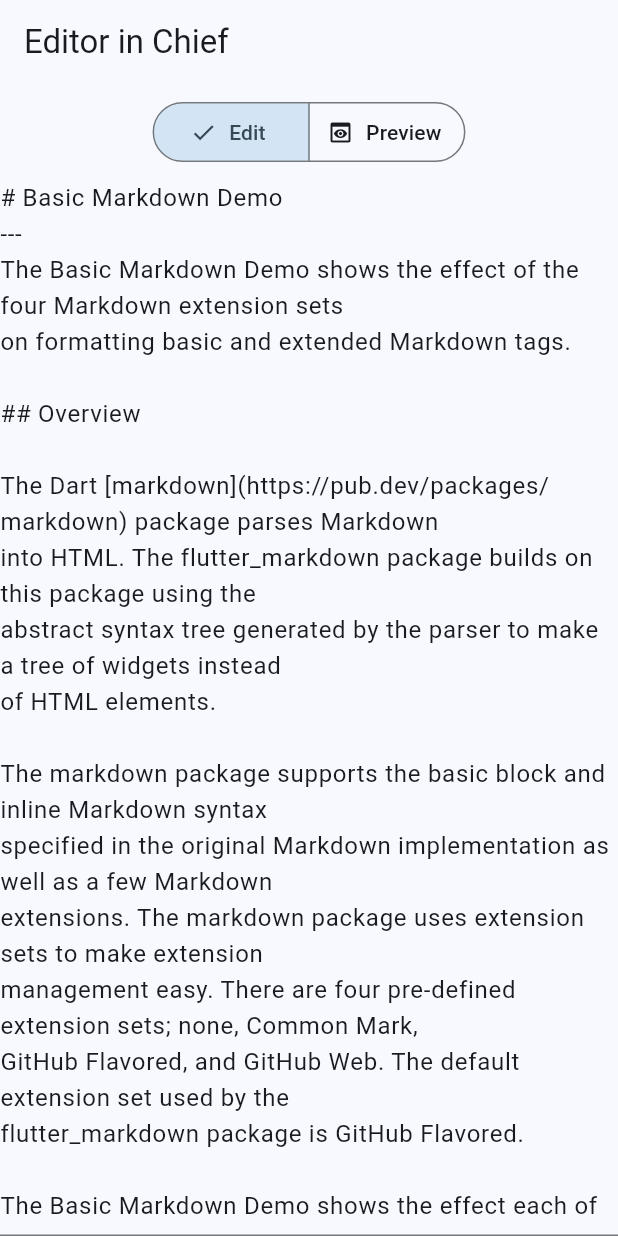
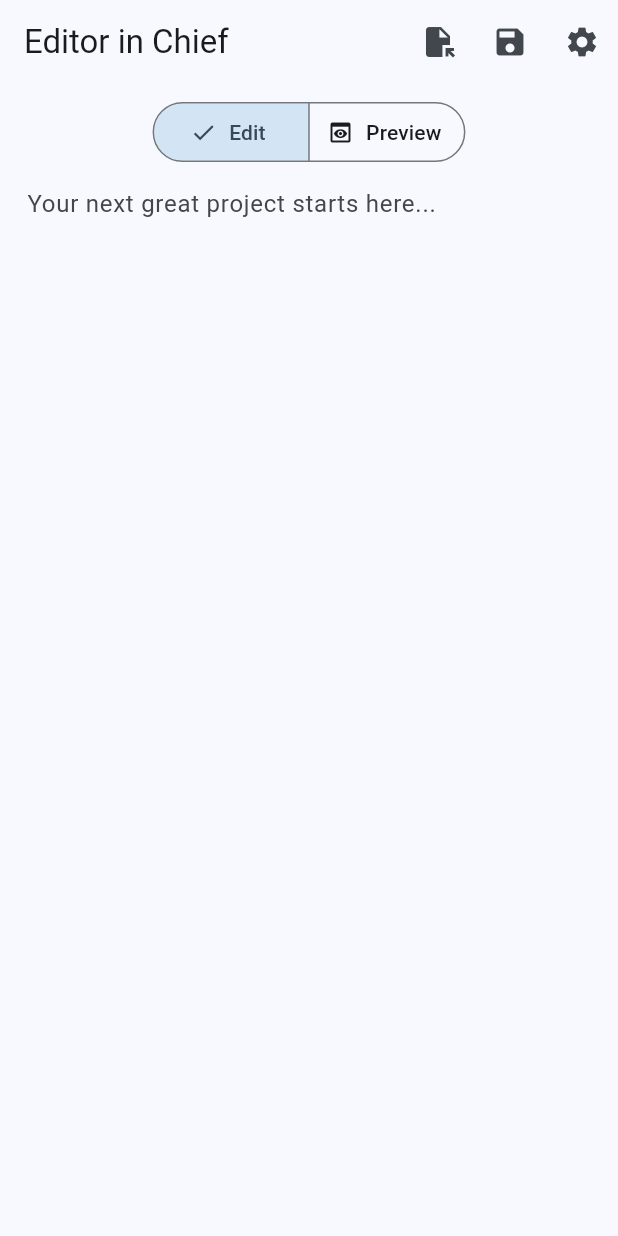
Before and after one commit to editorinchiefoss/editor_in_chief, a Flutter app: the screen it shows after launch, on a phone screen of 412 x 824 dp. Run offline on Flutter 3.47's test engine with Material 2 defaults, Android fonts, the phone set to English and light mode, and no system bars; our stand-ins replace file_picker, flutter_markdown.

Commit message:
initial assets, file loading/saving

```diff
--- a/lib/markdown_widget.dart
+++ b/lib/markdown_widget.dart
@@ -7,59 +7,19 @@
 import 'package:flutter/material.dart';
 import 'package:flutter_markdown/flutter_markdown.dart';
 
-// ignore_for_file: public_member_api_docs
-
-const String _notes = """
-# Basic Markdown Demo
----
-The Basic Markdown Demo shows the effect of the four Markdown extension sets
-on formatting basic and extended Markdown tags.
-
-## Overview
-
-The Dart [markdown](https://pub.dev/packages/markdown) package parses Markdown
-into HTML. The flutter_markdown package builds on this package using the
-abstract syntax tree generated by the parser to make a tree of widgets instead
-of HTML elements.
-
-The markdown package supports the basic block and inline Markdown syntax
-specified in the original Markdown implementation as well as a few Markdown
-extensions. The markdown package uses extension sets to make extension
-management easy. There are four pre-defined extension sets; none, Common Mark,
-GitHub Flavored, and GitHub Web. The default extension set used by the
-flutter_markdown package is GitHub Flavored.
-
-The Basic Markdown Demo shows the effect each of the pre-defined extension sets
-has on a test Markdown document with basic and extended Markdown tags. Use the
-Extension Set dropdown menu to select an extension set and view the Markdown
-widget's output.
-
-## Comments
-
-Since GitHub Flavored is the default extension set, it is the initial setting
-for the formatted Markdown view in the demo.
-""";
-
 enum TextEditMode { edit, preview }
 
-final GlobalKey<FormState> _formKey = GlobalKey<FormState>();
-TextEditingController textController = TextEditingController();
+// ignore: avoid_implementing_value_types, must_be_immutable
+class MarkdownEditor extends StatefulWidget {
+  TextEditingController controller;
 
-// TODO(goderbauer): Restructure the examples to avoid this ignore, https://github.com/flutter/flutter/issues/110208.
-// ignore: avoid_implementing_value_types
-class MarkdownEditor extends StatefulWidget {
-  const MarkdownEditor({super.key});
+  MarkdownEditor({super.key, required this.controller});
 
   static const String _title = 'Basic Markdown Demo';
 
   String get title => MarkdownEditor._title;
 
-  String get description => 'Shows the effect the four Markdown extension sets '
-      'have on basic and extended Markdown tagged elements.';
-
   Future<String> get data => Future<String>.value('');
-
-  Future<String> get notes => Future<String>.value(_notes);
 
   @override
   State<MarkdownEditor> createState() => _MarkdownEditorState();
@@ -67,11 +27,11 @@
 
 class _MarkdownEditorState extends State<MarkdownEditor> {
   TextEditMode currMode = TextEditMode.edit;
-  String editorText = _notes;
+  String editorText = "";
 
   void setTextEditMode(TextEditMode newMode) {
     setState(() {
-      editorText = textController.value.text;
+      editorText = widget.controller.value.text;
       currMode = newMode;
     });
   }
@@ -89,6 +49,7 @@
     if (currMode == TextEditMode.edit) {
       pane = TextEditor(
         text: editorText,
+        controller: widget.controller,
         onChange: setText,
       );
     } else {
@@ -176,8 +137,13 @@
 class TextEditor extends StatefulWidget {
   String text;
   final void Function(String) onChange;
+  TextEditingController controller;
 
-  TextEditor({super.key, this.text = '', required this.onChange});
+  TextEditor(
+      {super.key,
+      this.text = '',
+      required this.controller,
+      required this.onChange});
 
   @override
   State<TextEditor> createState() => _TextEditorState();
@@ -185,19 +151,17 @@
 
 class _TextEditorState extends State<TextEditor> {
   @override
-  void initState() {
-    super.initState();
-    textController = TextEditingController(text: widget.text);
-  }
-
-  @override
   Widget build(BuildContext context) {
-    return TextField(
-      key: _formKey,
-      controller: textController,
-      maxLines: null,
-      keyboardType: TextInputType.multiline,
-      autocorrect: true,
+    return Padding(
+      padding: const EdgeInsets.only(left: 18.0, right: 18.0),
+      child: TextField(
+          controller: widget.controller,
+          maxLines: null,
+          keyboardType: TextInputType.multiline,
+          autocorrect: true,
+          decoration: const InputDecoration(
+              border: InputBorder.none,
+              hintText: "Your next great project starts here...")),
     );
   }
 }
```
Also changed, not shown: lib/main.dart (+79 -1 lines), pubspec.yaml (+9 -3 lines), assets/icons/1024x1024.png (added), assets/icons/128x128.png (added), assets/icons/16x16.png (added), assets/icons/24x24.png (added), assets/icons/256x256.png (added), assets/icons/32x32.png (added), assets/icons/48x48.png (added), assets/icons/512x512.png (added), assets/icons/64x64.png (added), assets/icons/96x96.png (added), pubspec.lock, 1 other file.
